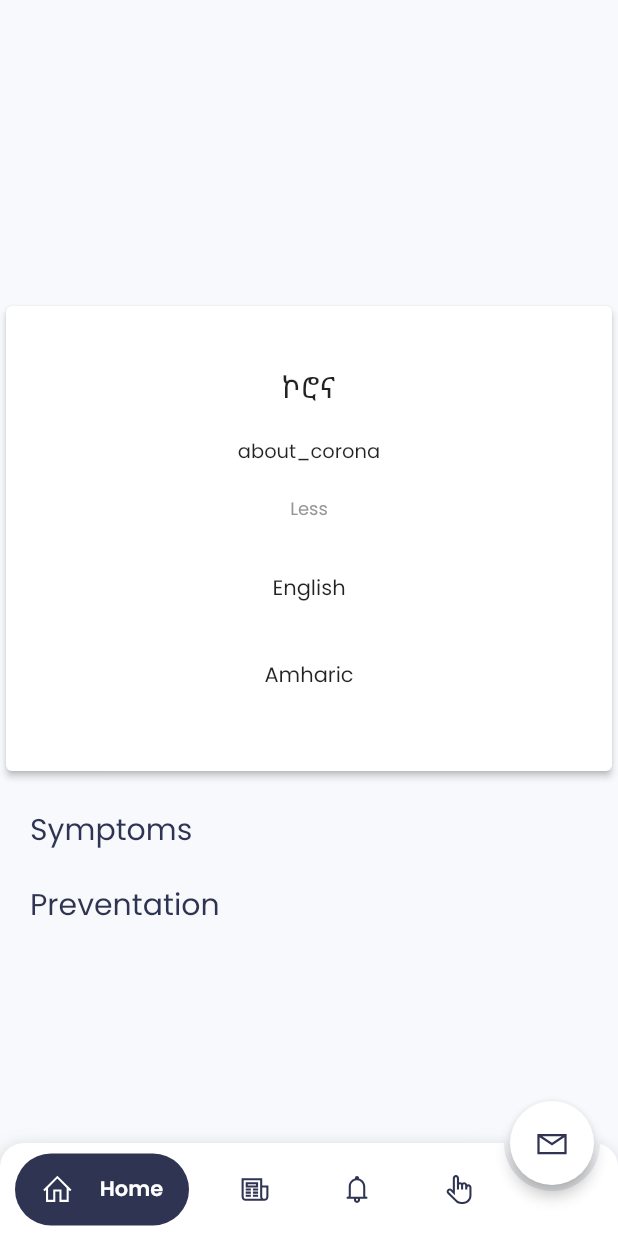
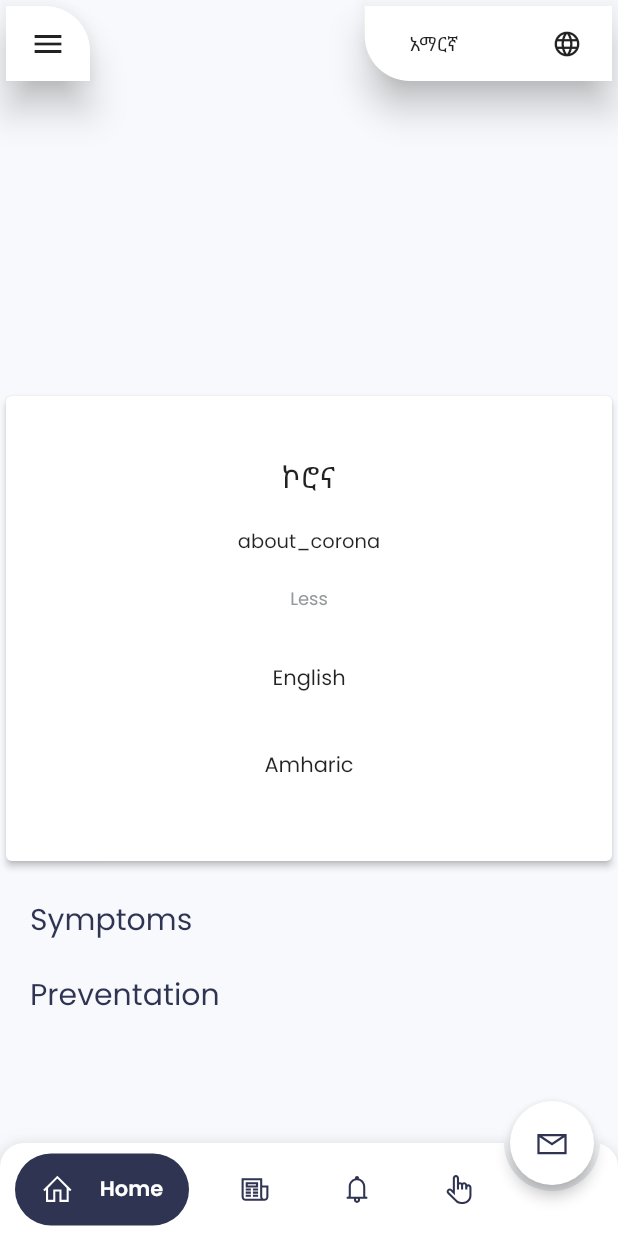
Before and after one commit to nabiloo19/hack-corona-flutter, a Flutter app: the screen it shows after launch, after a tap on "More...", after a tap on "Amharic", on a phone screen of 412 x 824 dp. Run offline on Flutter 3.47's test engine with Material 2 defaults, Android fonts, the phone set to English and light mode, and no system bars; drawn by our look-alikes of bubble_bottom_bar; our stand-ins replace cached_network_image, cloud_firestore, fluttertoast, line_icons, logger, shared_preferences; accounts and stored records are empty; network calls fail.

Commit message:
change language and custom app bar

```diff
--- a/i18n/am-ET.json
+++ b/i18n/am-ET.json
@@ -1,4 +1,7 @@
 {
   "title": "ኮሮና",
-  "about_corona": "ኮሮና እየገደለ ነው!"
+  "about_corona": "ኮሮና እየገደለ ነው!",
+  "amharic": "አማርኛ",
+  "english": "English",
+  "choose_lang": "ቋንቋ ይምረጡ"
 }
--- a/i18n/en-US.json
+++ b/i18n/en-US.json
@@ -1,4 +1,7 @@
 {
   "title": "Corona",
-  "about_corona": "Corona is killing"
+  "about_corona": "Corona is killing",
+  "amharic": "Amharic",
+  "english": "English",
+  "choose_lang": "Choose Language"
 }
--- a/lib/providers/AppLangProvider.dart
+++ b/lib/providers/AppLangProvider.dart
@@ -10,6 +10,11 @@ class AppLangProvider extends ChangeNotifier {
 
   /// Get Current Locale
   Locale get appLocale => _appLocale ?? Locale('en');
+
+  String get currentLangName  {
+    if(appLocale.languageCode == 'en') return "English";
+    else return "Amharic";
+  }
 
   /// This method is called during the application first run
   fetchLocale()  async {
--- a/lib/screens/landing_screen.dart
+++ b/lib/screens/landing_screen.dart
@@ -8,6 +8,7 @@ import 'package:hackcorona/screens/news_screen.dart';
 import 'package:hackcorona/screens/volunteer_screen.dart';
 import 'package:hackcorona/utils/colors.dart';
 import 'package:hackcorona/utils/logger.dart';
+import 'package:hackcorona/widgets/common/custom_app_bar.dart';
 import 'package:line_icons/line_icons.dart';
 
 class LandingScreen extends StatefulWidget {
@@ -42,10 +43,11 @@ class _LandingScreenState extends State<LandingScreen> {
   @override
   Widget build(BuildContext context) {
     return Scaffold(
-      // appBar: AppBar(
-      //   backgroundColor: AppColors.background,
-      //   elevation: 0.0,
-      // ),
+       appBar: CustomAppBar(
+         title: "Corona",
+         onPressed: () => {},
+         child: Icon(Icons.menu),
+       ),
       floatingActionButton: FloatingActionButton(
         onPressed: () {
           Fluttertoast.showToast(msg: 'Messages');
--- /dev/null
+++ b/lib/widgets/common/custom_app_bar.dart
@@ -0,0 +1,187 @@
+import 'package:flutter/material.dart';
+import 'package:hackcorona/providers/AppLangProvider.dart';
+import 'package:hackcorona/utils/AppLocalization.dart';
+import 'package:hackcorona/utils/logger.dart';
+import 'package:line_icons/line_icons.dart';
+import 'package:provider/provider.dart';
+
+class CustomAppBar extends StatelessWidget implements PreferredSizeWidget {
+  final String title;
+  final Widget child;
+  final Function onPressed;
+  final Function onTitleTapped;
+
+  @override
+  final Size preferredSize;
+
+  CustomAppBar(
+      {@required this.title,
+      @required this.child,
+      @required this.onPressed,
+      this.onTitleTapped})
+      : preferredSize = Size.fromHeight(60.0);
+
+  @override
+  Widget build(BuildContext context) {
+    var lang = Provider.of<AppLangProvider>(context);
+
+    return SafeArea(
+      child: Column(
+        children: <Widget>[
+          // SizedBox(height: 30,),
+          Row(
+            mainAxisSize: MainAxisSize.max,
+            mainAxisAlignment: MainAxisAlignment.spaceBetween,
+            children: <Widget>[
+              Hero(
+                tag: 'topBarBtn',
+                child: Card(
+                  elevation: 10,
+                  shape: RoundedRectangleBorder(
+                    borderRadius: BorderRadius.only(
+                      topRight: Radius.circular(30),
+                    ),
+                  ),
+                  child: MaterialButton(
+                    height: 50,
+                    minWidth: 50,
+                    elevation: 10,
+                    shape: RoundedRectangleBorder(
+                      borderRadius: BorderRadius.only(
+                        topRight: Radius.circular(30),
+                      ),
+                    ),
+                    onPressed: onPressed,
+                    child: child,
+                  ),
+                ),
+              ),
+              // SizedBox(
+              //   width: 50,
+              // ),
+              Hero(
+                tag: 'title',
+                transitionOnUserGestures: true,
+                child: Card(
+                  elevation: 10,
+                  shape: RoundedRectangleBorder(
+                    borderRadius: BorderRadius.only(
+                      bottomLeft: Radius.circular(30),
+                    ),
+                  ),
+                  child: InkWell(
+                    onTap: () => _showDialog(context),
+                    child: Container(
+                      width: MediaQuery.of(context).size.width / 2.5,
+                      height: 50,
+                      child: Align(
+                        alignment: Alignment.centerLeft,
+                        child: Padding(
+                          padding: const EdgeInsets.only(left: 30, right: 20),
+                          child: Row(
+                            mainAxisAlignment: MainAxisAlignment.spaceBetween,
+                            children: <Widget>[
+                              Text(
+                                AppLocalizations.of(context).translate(
+                                    lang.currentLangName.toLowerCase()),
+                                style: TextStyle(
+                                  fontWeight: FontWeight.w400,
+                                  fontSize: 13,
+                                  // color: Colors.black54,
+                                ),
+                              ),
+                              Icon(
+                                Icons.language,
+                                size: 20,
+                              )
+                            ],
+                          ),
+                        ),
+                      ),
+                    ),
+                  ),
+                ),
+              )
+            ],
+          ),
+        ],
+      ),
+    );
+  }
+
+  Future<void> _showDialog(BuildContext context) async {
+    return showDialog<void>(
+      context: context,
+      barrierDismissible: false, // user must tap button!
+      builder: (context) {
+        return LangPickerDialog();
+      },
+    );
+  }
+}
+
+class LangPickerDialog extends StatefulWidget {
+  @override
+  _LangPickerDialogState createState() => _LangPickerDialogState();
+}
+
+class _LangPickerDialogState extends State<LangPickerDialog> {
+  String _currentLang;
+
+  @override
+  void initState() {
+    // TODO: implement initState
+    super.initState();
+    _currentLang = Provider.of<AppLangProvider>(context, listen: false)
+        .appLocale
+        .languageCode;
+  }
+
+  void _languageChanged(String value) {
+    setState(() {
+      _currentLang = value;
+      Provider.of<AppLangProvider>(context, listen: false)
+          .changeLanguage(Locale(value));
+    });
+  }
+
+  @override
+  Widget build(BuildContext context) {
+    return AlertDialog(
+      title: Text(AppLocalizations.of(context).translate('choose_lang')),
+      shape: RoundedRectangleBorder(
+        borderRadius: BorderRadius.circular(20.0),
+      ),
+      content: SingleChildScrollView(
+        child: ListBody(
+          children: <Widget>[
+            ListTile(
+              title: Text('English'),
+              trailing: new Radio(
+                onChanged: _languageChanged,
+                value: 'en',
+                groupValue: _currentLang,
+              ),
+            ),
+            ListTile(
+              title: Text('አማርኛ'),
+              trailing: new Radio(
+                onChanged: _languageChanged,
+                value: 'am',
+                groupValue: _currentLang,
+              ),
+            )
+          ],
+        ),
+      ),
+      actions: <Widget>[
+        FlatButton(
+          child: Text('Close'),
+          onPressed: () {
+            Navigator.of(context).pop();
+          },
+        ),
+      ],
+    );
+  }
+}
```
